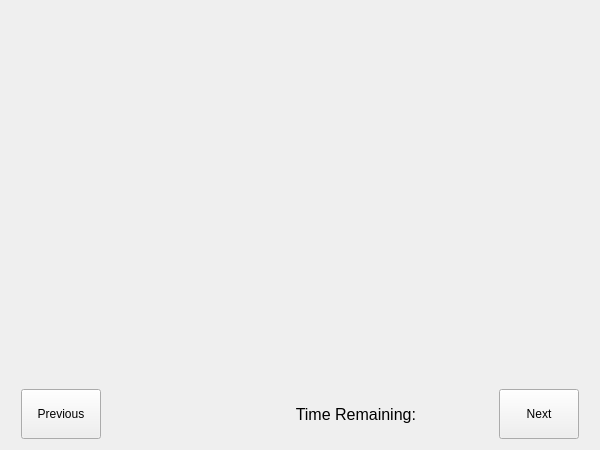
dwattttt/marketsim, file MarketSimulation/mainwindow.ui: the form before one commit.
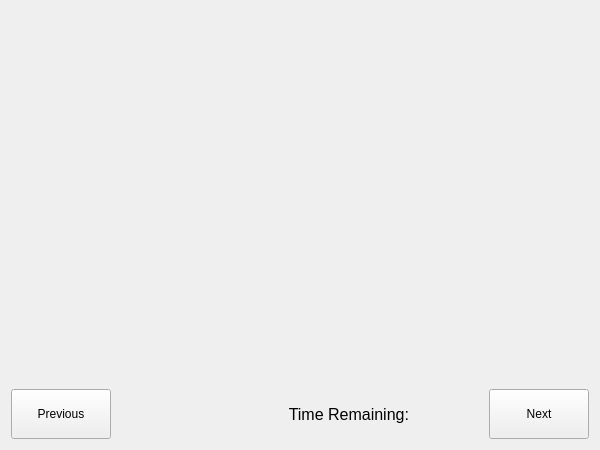
The form after the commit. Custom widgets are drawn as their Qt base class.

Commit message: Change names of next/prev buttons during sim to be clearer

What changed in the file:
```diff
--- a/MarketSimulation/mainwindow.ui
+++ b/MarketSimulation/mainwindow.ui
@@ -107,7 +107,7 @@
           </property>
           <property name="minimumSize">
            <size>
-            <width>80</width>
+            <width>100</width>
             <height>50</height>
            </size>
           </property>
@@ -267,7 +267,7 @@
           </property>
           <property name="minimumSize">
            <size>
-            <width>80</width>
+            <width>100</width>
             <height>50</height>
            </size>
           </property>
```
The commit also changes 1 other file.
